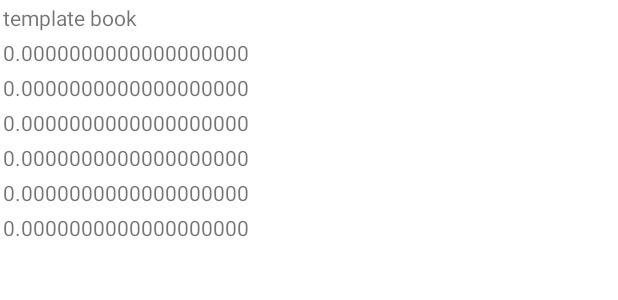
After one commit to HeribertoSanchez93/BitsoApp2.0, an Android app: the layout list_available_books_adapter.xml on its own in the app's theme, with its tools: preview values and no code run, on a phone screen of 412 x 824 dp. The commit adds this screen. Shown: the top 300 px of the screen. Run offline under Robolectric (Android 15) with nearby library versions, the phone set to English and light mode, and no system bars.

Commit message:
added available book interface

```diff
--- /dev/null
+++ b/app/src/main/res/layout/list_available_books_adapter.xml
@@ -0,0 +1,70 @@
+<?xml version="1.0" encoding="utf-8"?>
+<androidx.constraintlayout.widget.ConstraintLayout xmlns:android="http://schemas.android.com/apk/res/android"
+    android:layout_width="wrap_content"
+    android:layout_height="wrap_content"
+    xmlns:app="http://schemas.android.com/apk/res-auto">
+
+    <TextView
+        android:id="@+id/text_book"
+        android:layout_width="wrap_content"
+        android:layout_height="wrap_content"
+        android:text="@string/book"
+        app:layout_constraintStart_toStartOf="parent"
+        app:layout_constraintTop_toTopOf="parent"
+        android:padding="2dp"
+        />
+
+    <TextView
+        android:id="@+id/min_price"
+        android:layout_width="wrap_content"
+        android:layout_height="wrap_content"
+        android:text="@string/value"
+        app:layout_constraintStart_toStartOf="parent"
+        app:layout_constraintTop_toBottomOf="@id/text_book"
+        android:padding="2dp"/>
+
+    <TextView
+        android:id="@+id/max_price"
+        android:layout_width="wrap_content"
+        android:layout_height="wrap_content"
+        android:text="@string/value"
+        app:layout_constraintStart_toStartOf="parent"
+        app:layout_constraintTop_toBottomOf="@id/min_price"
+        android:padding="2dp"/>
+
+    <TextView
+        android:id="@+id/min_amount"
+        android:layout_width="wrap_content"
+        android:layout_height="wrap_content"
+        android:text="@string/value"
+        app:layout_constraintStart_toStartOf="parent"
+        app:layout_constraintTop_toBottomOf="@id/max_price"
+        android:padding="2dp"/>
+    <TextView
+        android:id="@+id/max_amount"
+        android:layout_width="wrap_content"
+        android:layout_height="wrap_content"
+        android:text="@string/value"
+        app:layout_constraintStart_toStartOf="parent"
+        app:layout_constraintTop_toBottomOf="@id/min_amount"
+        android:padding="2dp"/>
+    <TextView
+        android:id="@+id/min_value"
+        android:layout_width="wrap_content"
+        android:layout_height="wrap_content"
+        android:text="@string/value"
+        app:layout_constraintStart_toStartOf="parent"
+        app:layout_constraintTop_toBottomOf="@id/max_amount"
+        android:padding="2dp"/>
+    <TextView
+        android:id="@+id/max_value"
+        android:layout_width="wrap_content"
+        android:layout_height="wrap_content"
+        android:text="@string/value"
+        app:layout_constraintStart_toStartOf="parent"
+        app:layout_constraintTop_toBottomOf="@id/min_value"
+        android:padding="2dp"/>
+
+
+
+</androidx.constraintlayout.widget.ConstraintLayout>
--- a/app/src/main/res/layout/list_currencies_adapter.xml
+++ b/app/src/main/res/layout/list_currencies_adapter.xml
@@ -2,7 +2,7 @@
 <LinearLayout xmlns:android="http://schemas.android.com/apk/res/android"
     android:id="@+id/linearLayoutCurrency"
     xmlns:app="http://schemas.android.com/apk/res-auto"
-    android:orientation="horizontal"
+    android:orientation="vertical"
     android:layout_width="wrap_content"
     android:layout_height="wrap_content"
     android:background="@color/white">
--- a/app/src/main/res/values/strings.xml
+++ b/app/src/main/res/values/strings.xml
@@ -3,4 +3,7 @@
     <string name="currency">BTC</string>
     <string name="name_currency">Bitcoin</string>
     <string name="imageDescription">TODO</string>
+
+    <string name="book">template book</string>
+    <string name="value">0.0000000000000000000</string>
 </resources>
```
